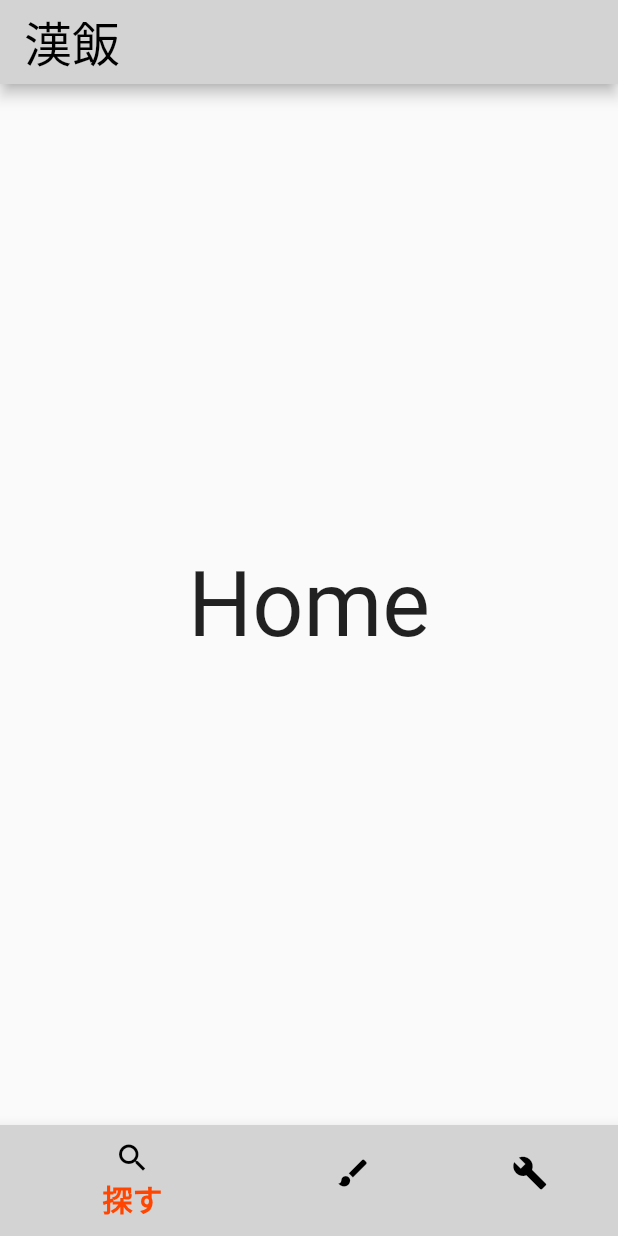
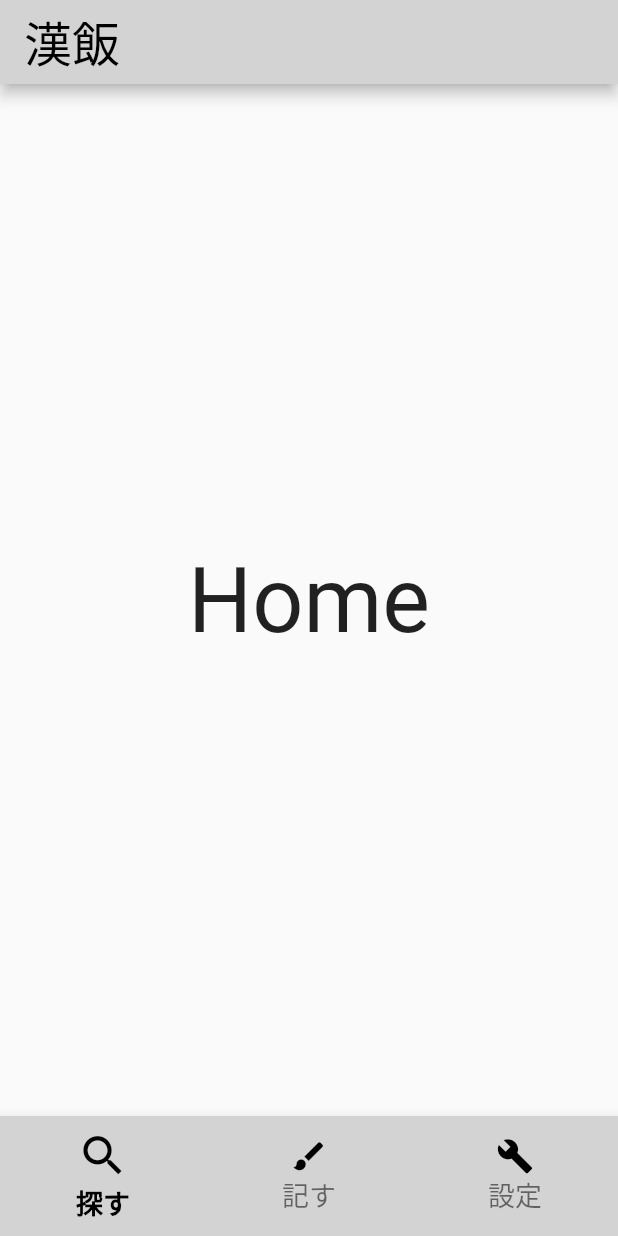
Before and after one commit to RiutaDaikiSenpai/otoko_meshi, a Flutter app: the screen it shows after launch, on a phone screen of 412 x 824 dp. Run offline on Flutter 3.47's test engine with Material 2 defaults, Android fonts, the phone set to English and light mode, and no system bars.

```diff
--- a/lib/main.dart
+++ b/lib/main.dart
@@ -1,119 +1,3 @@
-// import 'package:flutter/material.dart';
-//
-// void main() {
-//   runApp(const MyApp());
-// }
-//
-// class MyApp extends StatelessWidget {
-//   const MyApp({super.key});
-//
-//   // This widget is the root of your application.
-//   @override
-//   Widget build(BuildContext context) {
-//     return MaterialApp(
-//       title: 'Flutter Demo',
-//       theme: ThemeData(
-//         // This is the theme of your application.
-//         //
-//         // Try running your application with "flutter run". You'll see the
-//         // application has a blue toolbar. Then, without quitting the app, try
-//         // changing the primarySwatch below to Colors.green and then invoke
-//         // "hot reload" (press "r" in the console where you ran "flutter run",
-//         // or simply save your changes to "hot reload" in a Flutter IDE).
-//         // Notice that the counter didn't reset back to zero; the application
-//         // is not restarted.
-//         primarySwatch: Colors.blue,
-//       ),
-//       home: const MyHomePage(title: 'Flutter Demo Home Page'),
-//     );
-//   }
-// }
-//
-// class MyHomePage extends StatefulWidget {
-//   const MyHomePage({super.key, required this.title});
-//
-//   // This widget is the home page of your application. It is stateful, meaning
-//   // that it has a State object (defined below) that contains fields that affect
-//   // how it looks.
-//
-//   // This class is the configuration for the state. It holds the values (in this
-//   // case the title) provided by the parent (in this case the App widget) and
-//   // used by the build method of the State. Fields in a Widget subclass are
-//   // always marked "final".
-//
-//   final String title;
-//
-//   @override
-//   State<MyHomePage> createState() => _MyHomePageState();
-// }
-//
-// class _MyHomePageState extends State<MyHomePage> {
-//   int _counter = 0;
-//
-//   void _incrementCounter() {
-//     setState(() {
-//       // This call to setState tells the Flutter framework that something has
-//       // changed in this State, which causes it to rerun the build method below
-//       // so that the display can reflect the updated values. If we changed
-//       // _counter without calling setState(), then the build method would not be
-//       // called again, and so nothing would appear to happen.
-//       _counter++;
-//     });
-//   }
-//
-//   @override
-//   Widget build(BuildContext context) {
-//     // This method is rerun every time setState is called, for instance as done
-//     // by the _incrementCounter method above.
-//     //
-//     // The Flutter framework has been optimized to make rerunning build methods
-//     // fast, so that you can just rebuild anything that needs updating rather
-//     // than having to individually change instances of widgets.
-//     return Scaffold(
-//       appBar: AppBar(
-//         // Here we take the value from the MyHomePage object that was created by
-//         // the App.build method, and use it to set our appbar title.
-//         title: Text(widget.title),
-//       ),
-//       body: Center(
-//         // Center is a layout widget. It takes a single child and positions it
-//         // in the middle of the parent.
-//         child: Column(
-//           // Column is also a layout widget. It takes a list of children and
-//           // arranges them vertically. By default, it sizes itself to fit its
-//           // children horizontally, and tries to be as tall as its parent.
-//           //
-//           // Invoke "debug painting" (press "p" in the console, choose the
-//           // "Toggle Debug Paint" action from the Flutter Inspector in Android
-//           // Studio, or the "Toggle Debug Paint" command in Visual Studio Code)
-//           // to see the wireframe for each widget.
-//           //
-//           // Column has various properties to control how it sizes itself and
-//           // how it positions its children. Here we use mainAxisAlignment to
-//           // center the children vertically; the main axis here is the vertical
-//           // axis because Columns are vertical (the cross axis would be
-//           // horizontal).
-//           mainAxisAlignment: MainAxisAlignment.center,
-//           children: <Widget>[
-//             const Text(
-//               'You have pushed the button this many times:',
-//             ),
-//             Text(
-//               '$_counter',
-//               style: Theme.of(context).textTheme.headlineMedium,
-//             ),
-//           ],
-//         ),
-//       ),
-//       floatingActionButton: FloatingActionButton(
-//         onPressed: _incrementCounter,
-//         tooltip: 'Increment',
-//         child: const Icon(Icons.add),
-//       ), // This trailing comma makes auto-formatting nicer for build methods.
-//     );
-//   }
-// }
-
 import 'package:flutter/material.dart';
 
 void main() {
@@ -167,10 +51,14 @@ class _MyHomePageState extends State<MyHomePage> {
         ),
       ),
       bottomNavigationBar: BottomNavigationBar(
-        fixedColor: Color(0xFFff4500),
-        selectedLabelStyle: const TextStyle(
-            fontWeight: FontWeight.bold, fontSize: 20, color: Colors.white),
-        type: BottomNavigationBarType.shifting,
+        backgroundColor: const Color(0xFFd3d3d3),
+        selectedIconTheme: const IconThemeData(size: 35),
+        unselectedIconTheme: const IconThemeData(size: 25),
+        selectedLabelStyle: const TextStyle(fontWeight: FontWeight.bold),
+        selectedFontSize: 18,
+        unselectedFontSize: 18,
+        selectedItemColor: Colors.black,
+        type: BottomNavigationBarType.fixed,
         currentIndex: currentIndex,
         onTap: (index) => setState(() => currentIndex = index),
         items: const [
@@ -180,21 +68,21 @@ class _MyHomePageState extends State<MyHomePage> {
               color: Colors.black,
             ),
             label: '探す',
-              backgroundColor: Color(0xFFd3d3d3)),
+          ),
           BottomNavigationBarItem(
             icon: Icon(
               Icons.brush,
               color: Colors.black,
             ),
             label: '記す',
-              backgroundColor: Color(0xFFd3d3d3)),
+          ),
           BottomNavigationBarItem(
             icon: Icon(
               Icons.build,
               color: Colors.black,
             ),
             label: '設定',
-              backgroundColor: Color(0xFFd3d3d3))
+          )
         ],
       ),
     );
```
Lines whose indentation alone changed are shown as unchanged.
